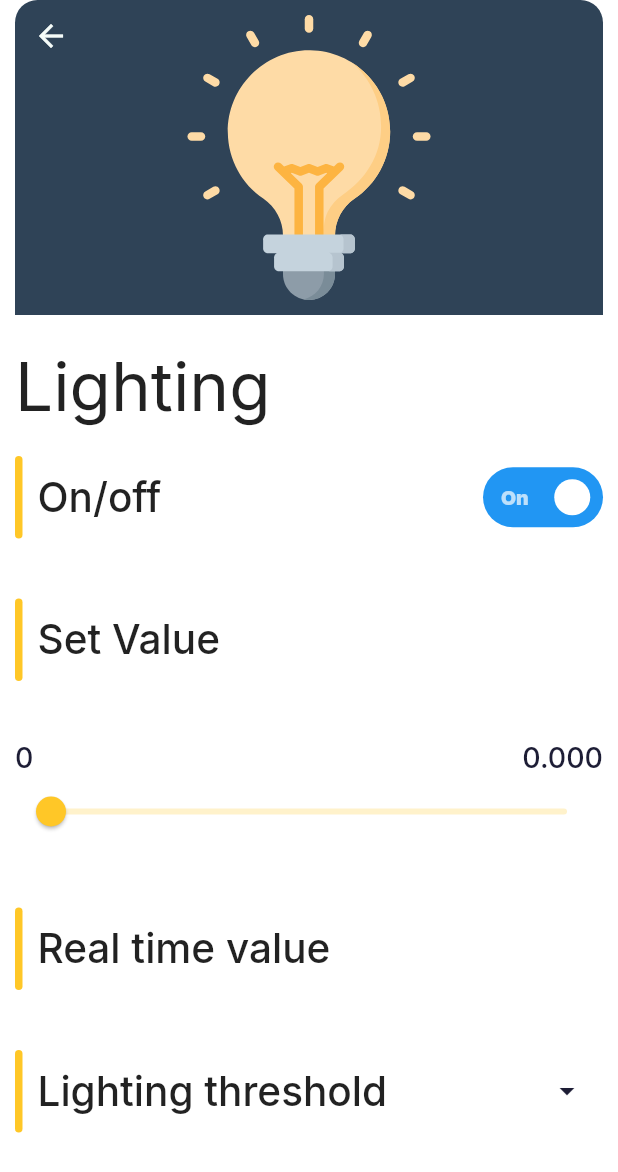
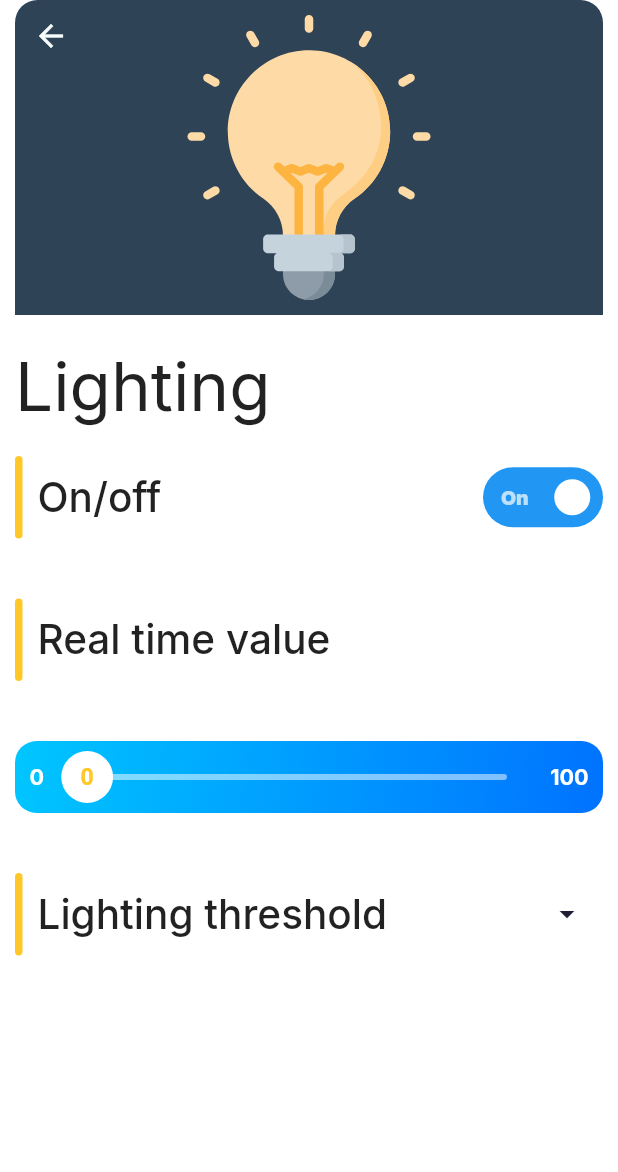
Before and after one commit to khanhdk0000/Study_Space, a Flutter app: the LightingSensorScreen screen opened directly, after a tap on "Off", on a phone screen of 412 x 824 dp. Shown: the top 1172 px of the screen. Run offline on Flutter 3.47's test engine with Material 2 defaults, Android fonts, the phone set to English and light mode, and no system bars; drawn by our look-alikes of flutter_switch; our stand-ins replace charts_flutter, firebase_auth, firebase_core, flutter_svg, google_fonts, google_sign_in; missing offline and left inert: mqtt_client; accounts and stored records are empty.

Commit message:
Update sensor screen

```diff
--- a/lib/Sensor/view/lighting_sensor_screen.dart
+++ b/lib/Sensor/view/lighting_sensor_screen.dart
@@ -2,6 +2,7 @@ import 'package:flutter/material.dart';
 import 'package:study_space/constants.dart';
 import 'package:flutter_svg/flutter_svg.dart';
 import 'package:flutter_switch/flutter_switch.dart';
+import 'package:charts_flutter/flutter.dart' as charts;
 
 class LightingSensorScreen extends StatelessWidget {
   @override
@@ -105,7 +106,7 @@ class LightingSensorScreen extends StatelessWidget {
                             width: kDefaultPadding / 2,
                           ),
                           Text(
-                            'Set Value',
+                            'Real time value',
                             style: Theme.of(context)
                                 .textTheme
                                 .bodyText1
@@ -117,33 +118,8 @@ class LightingSensorScreen extends StatelessWidget {
                       SizedBox(
                         height: kDefaultPadding * 2,
                       ),
+                      // SliderWidget(),
                       SliderWidget(),
-                      SizedBox(
-                        height: kDefaultPadding * 2,
-                      ),
-                      Row(
-                        children: [
-                          Container(
-                            width: 5,
-                            height: 55,
-                            decoration: BoxDecoration(
-                              color: kPrimaryColor,
-                              borderRadius: BorderRadius.circular(13),
-                            ),
-                          ),
-                          SizedBox(
-                            width: kDefaultPadding / 2,
-                          ),
-                          Text(
-                            'Real time value',
-                            style: Theme.of(context)
-                                .textTheme
-                                .bodyText1
-                                .copyWith(fontSize: 27, color: Colors.black87),
-                          ),
-                          Spacer(),
-                        ],
-                      ),
                       SizedBox(
                         height: kDefaultPadding * 2,
                       ),
@@ -202,52 +178,52 @@ class _DropdownWidgetState extends State<DropdownWidget> {
   }
 }
 
-class SliderWidget extends StatefulWidget {
-  const SliderWidget({
-    Key key,
-  }) : super(key: key);
-
-  @override
-  _SliderWidgetState createState() => _SliderWidgetState();
-}
-
-class _SliderWidgetState extends State<SliderWidget> {
-  double _currentSliderValue = 0;
-
-  @override
-  Widget build(BuildContext context) {
-    return Column(
-      children: [
-        Row(
-          mainAxisAlignment: MainAxisAlignment.spaceBetween,
-          children: [
-            Text(
-              '0',
-              style:
-                  Theme.of(context).textTheme.bodyText1.copyWith(fontSize: 19),
-            ),
-            Text(
-              _currentSliderValue.toStringAsFixed(3),
-              style:
-                  Theme.of(context).textTheme.bodyText1.copyWith(fontSize: 19),
-            ),
-          ],
-        ),
-        Slider(
-          value: _currentSliderValue,
-          min: 0,
-          max: 100,
-          label: _currentSliderValue.round().toString(),
-          onChanged: (newvalue) {
-            setState(() {
-              _currentSliderValue = newvalue;
-            });
-          },
-        ),
-      ],
-    );
-  }
-}
+// class SliderWidget extends StatefulWidget {
+//   const SliderWidget({
+//     Key key,
+//   }) : super(key: key);
+//
+//   @override
+//   _SliderWidgetState createState() => _SliderWidgetState();
+// }
+//
+// class _SliderWidgetState extends State<SliderWidget> {
+//   double _currentSliderValue = 0;
+//
+//   @override
+//   Widget build(BuildContext context) {
+//     return Column(
+//       children: [
+//         Row(
+//           mainAxisAlignment: MainAxisAlignment.spaceBetween,
+//           children: [
+//             Text(
+//               '0',
+//               style:
+//                   Theme.of(context).textTheme.bodyText1.copyWith(fontSize: 19),
+//             ),
+//             Text(
+//               _currentSliderValue.toStringAsFixed(3),
+//               style:
+//                   Theme.of(context).textTheme.bodyText1.copyWith(fontSize: 19),
+//             ),
+//           ],
+//         ),
+//         Slider(
+//           value: _currentSliderValue,
+//           min: 0,
+//           max: 100,
+//           label: _currentSliderValue.round().toString(),
+//           onChanged: (newvalue) {
+//             // setState(() {
+//             //   _currentSliderValue = newvalue;
+//             // });
+//           },
+//         ),
+//       ],
+//     );
+//   }
+// }
 
 class SwitchButton extends StatefulWidget {
   const SwitchButton({
@@ -282,3 +258,244 @@ class _SwitchButtonState extends State<SwitchButton> {
     );
   }
 }
+
+///////////////////////////////////
+class CustomSliderThumbRect extends SliderComponentShape {
+  final double thumbRadius;
+  final thumbHeight;
+  final int min;
+  final int max;
+
+  const CustomSliderThumbRect({
+    this.thumbRadius,
+    this.thumbHeight,
+    this.min,
+    this.max,
+  });
+
+  @override
+  Size getPreferredSize(bool isEnabled, bool isDiscrete) {
+    return Size.fromRadius(thumbRadius);
+  }
+
+  @override
+  void paint(
+    PaintingContext context,
+    Offset center, {
+    Animation<double> activationAnimation,
+    Animation<double> enableAnimation,
+    bool isDiscrete,
+    TextPainter labelPainter,
+    RenderBox parentBox,
+    SliderThemeData sliderTheme,
+    TextDirection textDirection,
+    double value,
+    double textScaleFactor,
+    Size sizeWithOverflow,
+  }) {
+    final Canvas canvas = context.canvas;
+
+    final rRect = RRect.fromRectAndRadius(
+      Rect.fromCenter(
+          center: center, width: thumbHeight * 1.2, height: thumbHeight * .6),
+      Radius.circular(thumbRadius * .4),
+    );
+
+    final paint = Paint()
+      ..color = sliderTheme.activeTrackColor //Thumb Background Color
+      ..style = PaintingStyle.fill;
+
+    TextSpan span = new TextSpan(
+        style: new TextStyle(
+            fontSize: thumbHeight * .3,
+            fontWeight: FontWeight.w700,
+            color: sliderTheme.thumbColor,
+            height: 1),
+        text: '${getValue(value)}');
+    TextPainter tp = new TextPainter(
+        text: span,
+        textAlign: TextAlign.left,
+        textDirection: TextDirection.ltr);
+    tp.layout();
+    Offset textCenter =
+        Offset(center.dx - (tp.width / 2), center.dy - (tp.height / 2));
+
+    canvas.drawRRect(rRect, paint);
+    tp.paint(canvas, textCenter);
+  }
+
+  String getValue(double value) {
+    return (min + (max - min) * value).round().toString();
+  }
+}
+
+class SliderWidget extends StatefulWidget {
+  final double sliderHeight;
+  final int min;
+  final int max;
+  final fullWidth;
+
+  SliderWidget(
+      {this.sliderHeight = 48,
+      this.max = 100,
+      this.min = 0,
+      this.fullWidth = false});
+
+  @override
+  _SliderWidgetState createState() => _SliderWidgetState();
+}
+
+class _SliderWidgetState extends State<SliderWidget> {
+  double _value = 0;
+
+  @override
+  Widget build(BuildContext context) {
+    double paddingFactor = .2;
+
+    if (this.widget.fullWidth) paddingFactor = .3;
+
+    return Container(
+      width: this.widget.fullWidth
+          ? double.infinity
+          : (this.widget.sliderHeight) * 5.5,
+      height: (this.widget.sliderHeight),
+      decoration: new BoxDecoration(
+        borderRadius: new BorderRadius.all(
+          Radius.circular((this.widget.sliderHeight * .3)),
+        ),
+        gradient: new LinearGradient(
+            colors: [
+              const Color(0xFF00c6ff),
+              const Color(0xFF0072ff),
+            ],
+            begin: const FractionalOffset(0.0, 0.0),
+            end: const FractionalOffset(1.0, 1.00),
+            stops: [0.0, 1.0],
+            tileMode: TileMode.clamp),
+      ),
+      child: Padding(
+        padding: EdgeInsets.fromLTRB(this.widget.sliderHeight * paddingFactor,
+            2, this.widget.sliderHeight * paddingFactor, 2),
+        child: Row(
+          children: <Widget>[
+            Text(
+              '${this.widget.min}',
+              textAlign: TextAlign.center,
+              style: TextStyle(
+                fontSize: this.widget.sliderHeight * .3,
+                fontWeight: FontWeight.w700,
+                color: Colors.white,
+              ),
+            ),
+            SizedBox(
+              width: this.widget.sliderHeight * .1,
+            ),
+            Expanded(
+              child: Center(
+                child: SliderTheme(
+                  data: SliderTheme.of(context).copyWith(
+                    activeTrackColor: Colors.white.withOpacity(1),
+                    inactiveTrackColor: Colors.white.withOpacity(.5),
+
+                    trackHeight: 4.0,
+                    thumbShape: CustomSliderThumbCircle(
+                      thumbRadius: this.widget.sliderHeight * .4,
+                      min: this.widget.min,
+                      max: this.widget.max,
+                    ),
+                    overlayColor: Colors.white.withOpacity(.4),
+                    //valueIndicatorColor: Colors.white,
+                    activeTickMarkColor: Colors.white,
+                    inactiveTickMarkColor: Colors.red.withOpacity(.7),
+                  ),
+                  child: Slider(
+                      value: _value,
+                      onChanged: (value) {
+                        setState(() {
+                          _value = value;
+                        });
+                      }),
+                ),
+              ),
+            ),
+            SizedBox(
+              width: this.widget.sliderHeight * .1,
+            ),
+            Text(
+              '${this.widget.max}',
+              textAlign: TextAlign.center,
+              style: TextStyle(
+                fontSize: this.widget.sliderHeight * .3,
+                fontWeight: FontWeight.w700,
+                color: Colors.white,
+              ),
+            ),
+          ],
+        ),
+      ),
+    );
+  }
+}
+
+class CustomSliderThumbCircle extends SliderComponentShape {
+  final double thumbRadius;
+  final int min;
+  final int max;
+
+  const CustomSliderThumbCircle({
+    @required this.thumbRadius,
+    this.min = 0,
+    this.max = 10,
+  });
+
+  @override
+  Size getPreferredSize(bool isEnabled, bool isDiscrete) {
+    return Size.fromRadius(thumbRadius);
+  }
+
+  @override
+  void paint(
+    PaintingContext context,
+    Offset center, {
+    Animation<double> activationAnimation,
+    Animation<double> enableAnimation,
+    bool isDiscrete,
+    TextPainter labelPainter,
+    RenderBox parentBox,
+    SliderThemeData sliderTheme,
+    TextDirection textDirection,
+    double value,
+    double textScaleFactor,
+    Size sizeWithOverflow,
+  }) {
+    final Canvas canvas = context.canvas;
+
+    final paint = Paint()
+      ..color = Colors.white //Thumb Background Color
+      ..style = PaintingStyle.fill;
+
+    TextSpan span = new TextSpan(
+      style: new TextStyle(
+        fontSize: thumbRadius * .8,
+        fontWeight: FontWeight.w700,
+        color: sliderTheme.thumbColor, //Text Color of Value on Thumb
+      ),
+      text: getValue(value),
+    );
+
+    TextPainter tp = new TextPainter(
+        text: span,
+        textAlign: TextAlign.center,
+        textDirection: TextDirection.ltr);
+    tp.layout();
+    Offset textCenter =
+        Offset(center.dx - (tp.width / 2), center.dy - (tp.height / 2));
+
+    canvas.drawCircle(center, thumbRadius * .9, paint);
+    tp.paint(canvas, textCenter);
+  }
+
+  String getValue(double value) {
+    return (min + (max - min) * value).round().toString();
+  }
+}
--- a/lib/mqtt/MQTTManager.dart
+++ b/lib/mqtt/MQTTManager.dart
@@ -2,6 +2,7 @@ import 'package:flutter/cupertino.dart';
 import 'package:mqtt_client/mqtt_client.dart';
 import 'package:mqtt_client/mqtt_server_client.dart';
 import 'package:study_space/constants.dart';
+import 'package:study_space/sensitive_info.dart';
 
 class MQTTManager {
   // Private instance of client
@@ -40,8 +41,8 @@ class MQTTManager {
             'willtopic') // If you set this you must set a will message
         .withWillMessage('My Will message')
         .startClean()
-        .authenticateAs('khanhdk0000',
-            'aio_JnjJ85T83gZfi2fStAMgSxKIYL84') // Non persistent session for testing
+        .authenticateAs(
+            adaUserName, adaPassword) // Non persistent session for testing
         .withWillQos(MqttQos.atLeastOnce);
     print('EXAMPLE::Mosquitto client connecting....');
     _client.connectionMessage = connMess;
--- /dev/null
+++ b/lib/sensitive_info.dart
@@ -0,0 +1,2 @@
+String adaUserName = 'khanhdk0000';
+String adaPassword = 'aio_JnjJ85T83gZfi2fStAMgSxKIYL84';
```
Also changed, not shown: 1 other file.
